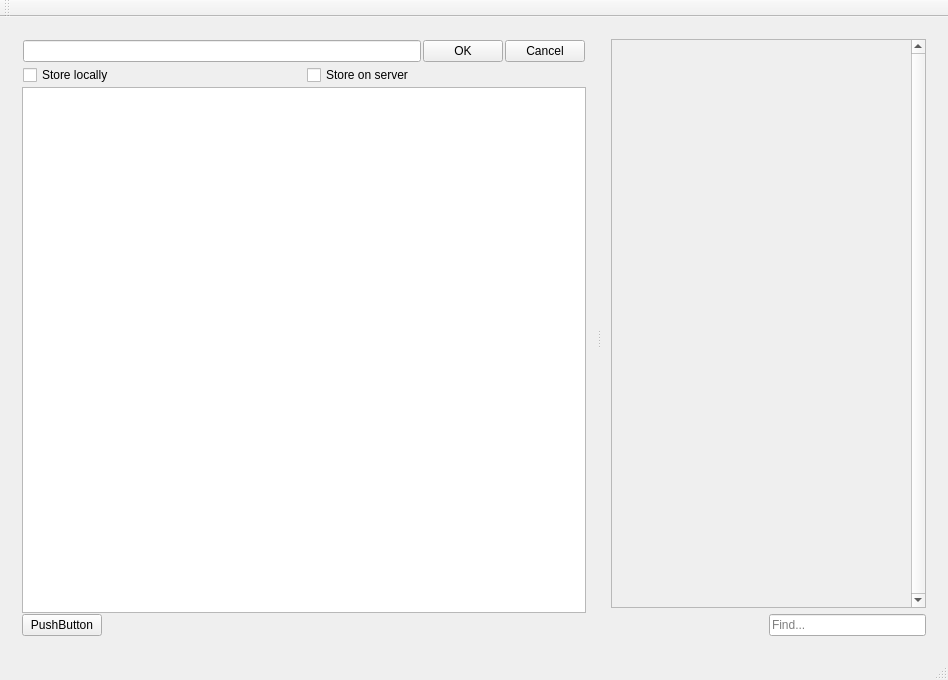
Above: client/mainwindow.ui from sly-loki/ToDoApp before the change. Below: the same form after it.
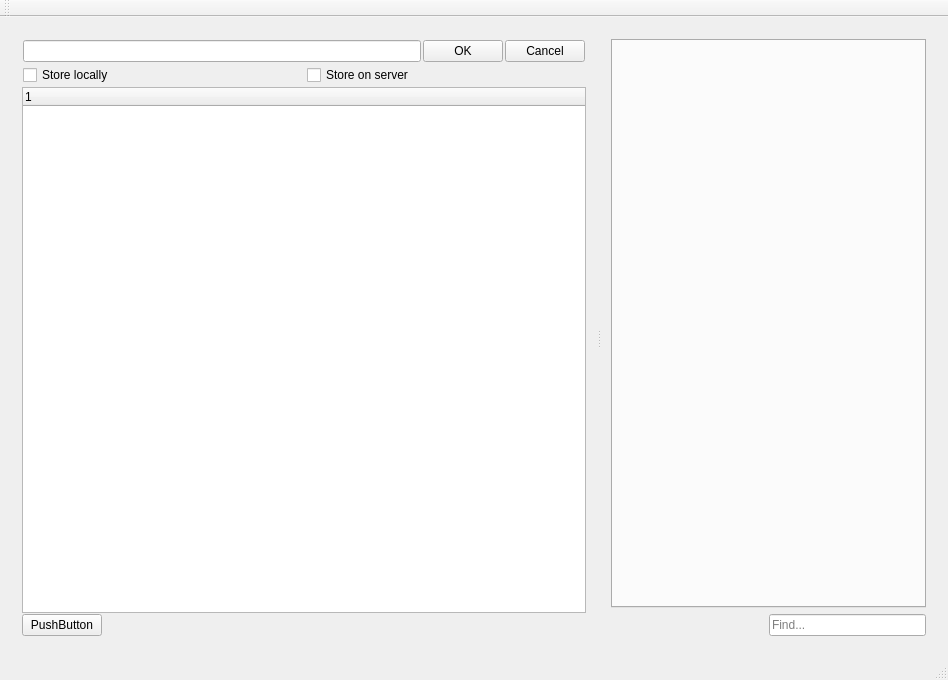
That is the form after the change.

Patch:
```diff
--- a/client/mainwindow.ui
+++ b/client/mainwindow.ui
@@ -101,7 +101,13 @@
          </widget>
         </item>
         <item>
-         <widget class="QListWidget" name="listWidget"/>
+         <widget class="QTreeWidget" name="treeWidget">
+          <column>
+           <property name="text">
+            <string notr="true">1</string>
+           </property>
+          </column>
+         </widget>
         </item>
         <item>
          <layout class="QHBoxLayout" name="horizontalLayout_4">
@@ -135,32 +141,13 @@
       <widget class="QWidget" name="verticalLayoutWidget">
        <layout class="QVBoxLayout" name="verticalLayout">
         <item>
-         <widget class="QScrollArea" name="scrollArea">
-          <property name="verticalScrollBarPolicy">
-           <enum>Qt::ScrollBarAlwaysOn</enum>
+         <widget class="QTabWidget" name="documentsTab">
+          <property name="currentIndex">
+           <number>-1</number>
           </property>
-          <property name="sizeAdjustPolicy">
-           <enum>QAbstractScrollArea::AdjustToContents</enum>
-          </property>
-          <property name="widgetResizable">
+          <property name="tabsClosable">
            <bool>true</bool>
           </property>
-          <widget class="QWidget" name="scrollAreaWidgetContents">
-           <property name="geometry">
-            <rect>
-             <x>0</x>
-             <y>0</y>
-             <width>331</width>
-             <height>563</height>
-            </rect>
-           </property>
-           <property name="sizePolicy">
-            <sizepolicy hsizetype="Expanding" vsizetype="Expanding">
-             <horstretch>0</horstretch>
-             <verstretch>0</verstretch>
-            </sizepolicy>
-           </property>
-          </widget>
          </widget>
         </item>
         <item>
```
Left out of the diff: 2 changed lines with no effect on the pictures.
